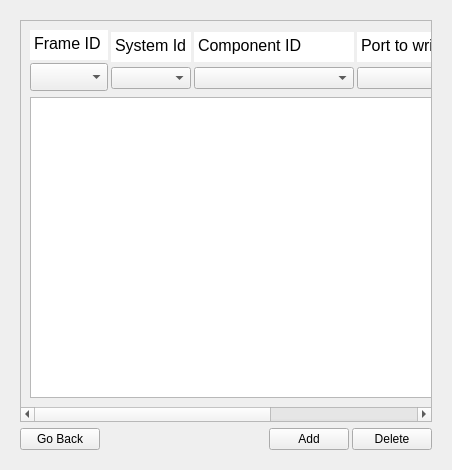
Qt form mocap_manager.ui (YevheniiKovryzhenko/KGroundControl) before a commit.
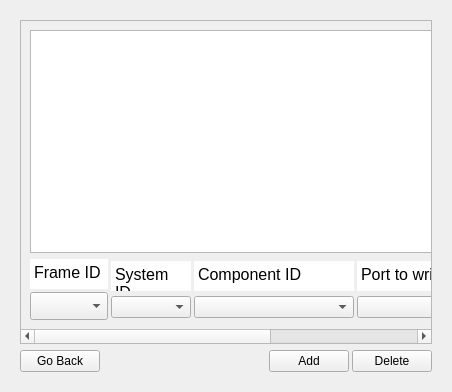
The same form after that commit.

Commit message:
mocap relay update
+added relay for mocap data
+fixed serial port string corruption
+fixed numerous errors relayed to mocap and connection settings loading

```diff
--- a/mocap_manager.ui
+++ b/mocap_manager.ui
@@ -7,7 +7,7 @@
     <x>0</x>
     <y>0</y>
     <width>448</width>
-    <height>470</height>
+    <height>388</height>
    </rect>
   </property>
   <property name="windowTitle">
@@ -1621,10 +1621,26 @@
             <x>0</x>
             <y>0</y>
             <width>680</width>
-            <height>386</height>
+            <height>304</height>
            </rect>
           </property>
           <layout class="QVBoxLayout" name="verticalLayout_14">
+           <item>
+            <widget class="QTableWidget" name="tableWidget_mocap_relay">
+             <property name="sizePolicy">
+              <sizepolicy hsizetype="Expanding" vsizetype="Expanding">
+               <horstretch>0</horstretch>
+               <verstretch>0</verstretch>
+              </sizepolicy>
+             </property>
+             <property name="sizeAdjustPolicy">
+              <enum>QAbstractScrollArea::AdjustIgnored</enum>
+             </property>
+             <attribute name="horizontalHeaderCascadingSectionResizes">
+              <bool>true</bool>
+             </attribute>
+            </widget>
+           </item>
            <item>
             <layout class="QHBoxLayout" name="horizontalLayout_6">
              <property name="spacing">
@@ -1805,7 +1821,7 @@
 li.unchecked::marker { content: &quot;\2610&quot;; }
 li.checked::marker { content: &quot;\2612&quot;; }
 &lt;/style&gt;&lt;/head&gt;&lt;body style=&quot; font-family:'Segoe UI'; font-size:9pt; font-weight:400; font-style:normal;&quot;&gt;
-&lt;p style=&quot; margin-top:0px; margin-bottom:0px; margin-left:0px; margin-right:0px; -qt-block-indent:0; text-indent:0px;&quot;&gt;&lt;span style=&quot; font-size:12pt;&quot;&gt;System Id&lt;/span&gt;&lt;/p&gt;&lt;/body&gt;&lt;/html&gt;</string>
+&lt;p style=&quot; margin-top:0px; margin-bottom:0px; margin-left:0px; margin-right:0px; -qt-block-indent:0; text-indent:0px;&quot;&gt;&lt;span style=&quot; font-size:12pt;&quot;&gt;System ID&lt;/span&gt;&lt;/p&gt;&lt;/body&gt;&lt;/html&gt;</string>
                  </property>
                  <property name="textInteractionFlags">
                   <set>Qt::NoTextInteraction</set>
@@ -2241,9 +2257,6 @@
              </item>
             </layout>
            </item>
-           <item>
-            <widget class="QTableWidget" name="tableWidget"/>
-           </item>
           </layout>
          </widget>
         </widget>
```
The commit also changes 12 other files.
